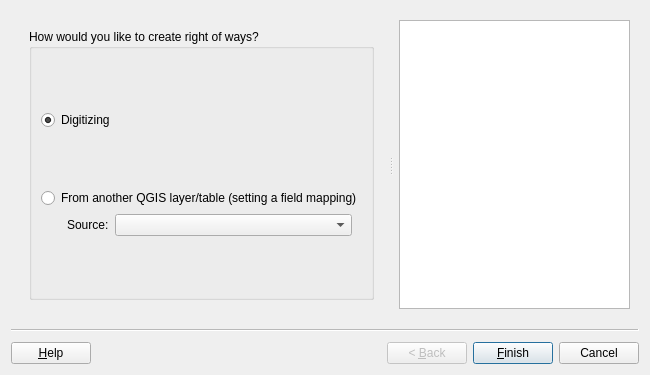
The window that asistente_ladm_col/ui/wiz_create_right_of_way_cadastre.ui (SwissTierrasColombia/Asistente-LADM-COL) describes before a commit, drawn with Qt 5.
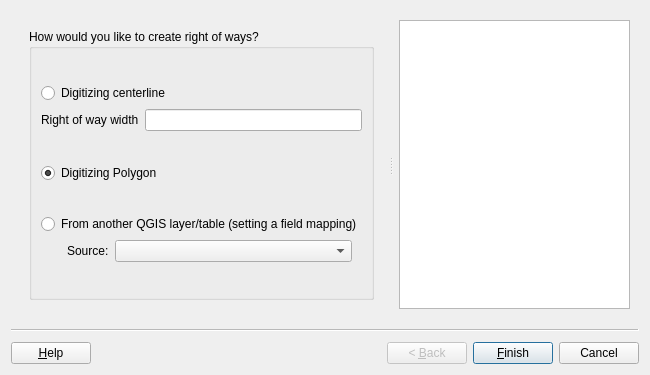
The same window after the commit. Custom widgets are drawn as their Qt base class.

Commit message: Add gui for digitizing centerline

Patch:
```diff
--- a/asistente_ladm_col/ui/wiz_create_right_of_way_cadastre.ui
+++ b/asistente_ladm_col/ui/wiz_create_right_of_way_cadastre.ui
@@ -67,7 +67,7 @@
            <string>How would you like to create right of ways?</string>
           </property>
           <layout class="QGridLayout" name="gridLayout_3">
-           <item row="4" column="0">
+           <item row="10" column="0">
             <layout class="QHBoxLayout" name="horizontalLayout_3">
              <property name="leftMargin">
               <number>26</number>
@@ -112,16 +112,6 @@
              </item>
             </layout>
            </item>
-           <item row="1" column="0">
-            <widget class="QRadioButton" name="rad_digitizing">
-             <property name="text">
-              <string>Digitizing</string>
-             </property>
-             <property name="checked">
-              <bool>true</bool>
-             </property>
-            </widget>
-           </item>
            <item row="0" column="0">
             <spacer name="verticalSpacer">
              <property name="orientation">
@@ -135,7 +125,7 @@
              </property>
             </spacer>
            </item>
-           <item row="3" column="0">
+           <item row="9" column="0">
             <widget class="QRadioButton" name="rad_refactor">
              <property name="enabled">
               <bool>true</bool>
@@ -145,7 +135,7 @@
              </property>
             </widget>
            </item>
-           <item row="2" column="0">
+           <item row="6" column="0">
             <spacer name="verticalSpacer_2">
              <property name="orientation">
               <enum>Qt::Vertical</enum>
@@ -158,7 +148,7 @@
              </property>
             </spacer>
            </item>
-           <item row="5" column="0">
+           <item row="11" column="0">
             <spacer name="verticalSpacer_3">
              <property name="orientation">
               <enum>Qt::Vertical</enum>
@@ -171,6 +161,50 @@
              </property>
             </spacer>
            </item>
+           <item row="8" column="0">
+            <spacer name="verticalSpacer_4">
+             <property name="orientation">
+              <enum>Qt::Vertical</enum>
+             </property>
+             <property name="sizeHint" stdset="0">
+              <size>
+               <width>20</width>
+               <height>40</height>
+              </size>
+             </property>
+            </spacer>
+           </item>
+           <item row="3" column="0">
+            <layout class="QHBoxLayout" name="horizontalLayout">
+             <item>
+              <widget class="QLabel" name="lbl_width">
+               <property name="text">
+                <string>Right of way width</string>
+               </property>
+              </widget>
+             </item>
+             <item>
+              <widget class="QLineEdit" name="width_line_edit"/>
+             </item>
+            </layout>
+           </item>
+           <item row="1" column="0">
+            <widget class="QRadioButton" name="rad_digitizing_line">
+             <property name="text">
+              <string>Digitizing centerline</string>
+             </property>
+            </widget>
+           </item>
+           <item row="7" column="0">
+            <widget class="QRadioButton" name="rad_digitizing">
+             <property name="text">
+              <string>Digitizing Polygon</string>
+             </property>
+             <property name="checked">
+              <bool>true</bool>
+             </property>
+            </widget>
+           </item>
           </layout>
          </widget>
         </item>
```
Left out of the diff: 4 changed lines with no effect on the pictures. The commit also changes 2 other files.
